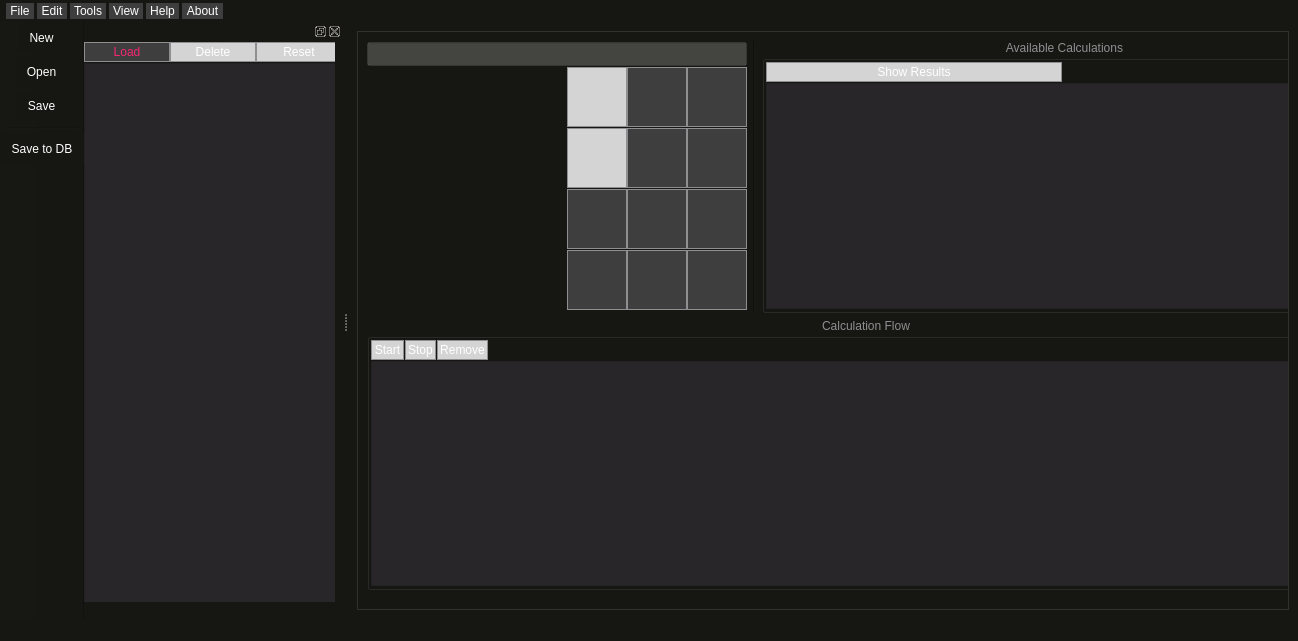
Above: Views/uiMainWindow.ui from samuelvp360/SVP360CalculationController before the change. Below: the same form after it.
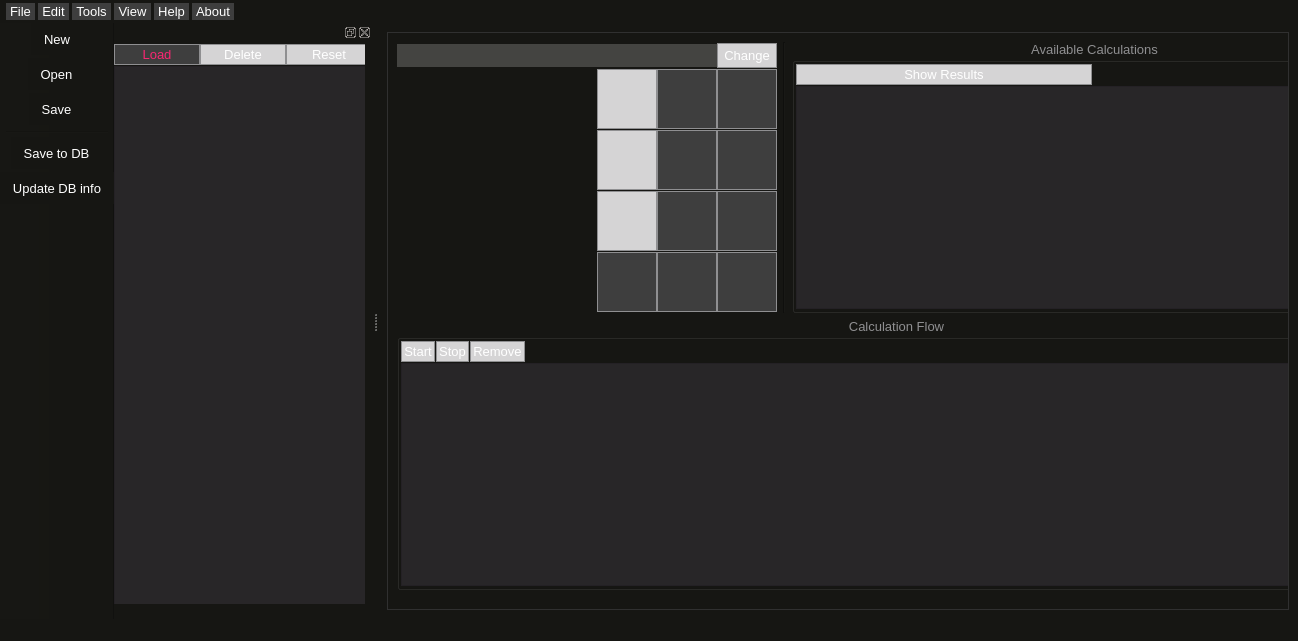
That is the form after the change.

Commit message: Spectrus Manager implemented. Some reorganization

```diff
--- a/Views/uiMainWindow.ui
+++ b/Views/uiMainWindow.ui
@@ -16,12 +16,6 @@
     <height>0</height>
    </size>
   </property>
-  <property name="font">
-   <font>
-    <family>Cascadia Code PL</family>
-    <pointsize>12</pointsize>
-   </font>
-  </property>
   <property name="cursor">
    <cursorShape>ArrowCursor</cursorShape>
   </property>
@@ -43,6 +37,9 @@
 /*QWidget */
 QWidget {
 	background-color: #161613;
+	background-color: #161613;
+	font-family: &quot;Cascadia Code PL&quot;;
+	font-size: 13px;
 }
 
 /*QMenu*/
@@ -159,6 +156,7 @@
  /*QLineEdit */
 QLineEdit {
 	background-color: rgba(255, 255, 255, 50);
+	border-radius: 0px;
 	padding: 3px;
 	color: #ffffff;
 }
@@ -217,8 +215,7 @@
      <widget class="QScrollArea" name="scrollArea">
       <property name="font">
        <font>
-        <family>Cascadia Code</family>
-        <pointsize>10</pointsize>
+        <family>Cascadia Code PL</family>
        </font>
       </property>
       <property name="widgetResizable">
@@ -239,64 +236,45 @@
           <property name="spacing">
            <number>0</number>
           </property>
+          <item row="4" column="2">
+           <widget class="QPushButton" name="pushButton_3">
+            <property name="sizePolicy">
+             <sizepolicy hsizetype="Fixed" vsizetype="Fixed">
+              <horstretch>0</horstretch>
+              <verstretch>0</verstretch>
+             </sizepolicy>
+            </property>
+            <property name="minimumSize">
+             <size>
+              <width>60</width>
+              <height>60</height>
+             </size>
+            </property>
+            <property name="text">
+             <string/>
+            </property>
+           </widget>
+          </item>
+          <item row="4" column="3">
+           <widget class="QPushButton" name="pushButton_9">
+            <property name="sizePolicy">
+             <sizepolicy hsizetype="Fixed" vsizetype="Fixed">
+              <horstretch>0</horstretch>
+              <verstretch>0</verstretch>
+             </sizepolicy>
+            </property>
+            <property name="minimumSize">
+             <size>
+              <width>60</width>
+              <height>60</height>
+             </size>
+            </property>
+            <property name="text">
+             <string/>
+            </property>
+           </widget>
+          </item>
           <item row="2" column="2">
-           <widget class="QPushButton" name="pushButton_7">
-            <property name="sizePolicy">
-             <sizepolicy hsizetype="Fixed" vsizetype="Fixed">
-              <horstretch>0</horstretch>
-              <verstretch>0</verstretch>
-             </sizepolicy>
-            </property>
-            <property name="minimumSize">
-             <size>
-              <width>60</width>
-              <height>60</height>
-             </size>
-            </property>
-            <property name="text">
-             <string/>
-            </property>
-           </widget>
-          </item>
-          <item row="2" column="3">
-           <widget class="QPushButton" name="pushButton_11">
-            <property name="sizePolicy">
-             <sizepolicy hsizetype="Fixed" vsizetype="Fixed">
-              <horstretch>0</horstretch>
-              <verstretch>0</verstretch>
-             </sizepolicy>
-            </property>
-            <property name="minimumSize">
-             <size>
-              <width>60</width>
-              <height>60</height>
-             </size>
-            </property>
-            <property name="text">
-             <string/>
-            </property>
-           </widget>
-          </item>
-          <item row="3" column="1">
-           <widget class="QPushButton" name="uiIRManager">
-            <property name="sizePolicy">
-             <sizepolicy hsizetype="Fixed" vsizetype="Fixed">
-              <horstretch>0</horstretch>
-              <verstretch>0</verstretch>
-             </sizepolicy>
-            </property>
-            <property name="minimumSize">
-             <size>
-              <width>60</width>
-              <height>60</height>
-             </size>
-            </property>
-            <property name="text">
-             <string/>
-            </property>
-           </widget>
-          </item>
-          <item row="1" column="2">
            <widget class="QPushButton" name="pushButton_6">
             <property name="sizePolicy">
              <sizepolicy hsizetype="Fixed" vsizetype="Fixed">
@@ -315,11 +293,8 @@
             </property>
            </widget>
           </item>
-          <item row="2" column="1">
-           <widget class="QPushButton" name="uiDisplayAvailableCalcButton">
-            <property name="enabled">
-             <bool>false</bool>
-            </property>
+          <item row="2" column="3">
+           <widget class="QPushButton" name="pushButton_10">
             <property name="sizePolicy">
              <sizepolicy hsizetype="Fixed" vsizetype="Fixed">
               <horstretch>0</horstretch>
@@ -338,13 +313,10 @@
             <property name="text">
              <string/>
             </property>
-            <property name="checkable">
-             <bool>true</bool>
-            </property>
            </widget>
           </item>
-          <item row="3" column="2">
-           <widget class="QPushButton" name="pushButton_3">
+          <item row="5" column="3">
+           <widget class="QPushButton" name="pushButton_8">
             <property name="sizePolicy">
              <sizepolicy hsizetype="Fixed" vsizetype="Fixed">
               <horstretch>0</horstretch>
@@ -362,32 +334,7 @@
             </property>
            </widget>
           </item>
-          <item row="1" column="1">
-           <widget class="QPushButton" name="uiSubmitCalcButton">
-            <property name="enabled">
-             <bool>false</bool>
-            </property>
-            <property name="sizePolicy">
-             <sizepolicy hsizetype="Fixed" vsizetype="Fixed">
-              <horstretch>0</horstretch>
-              <verstretch>0</verstretch>
-             </sizepolicy>
-            </property>
-            <property name="minimumSize">
-             <size>
-              <width>60</width>
-              <height>60</height>
-             </size>
-            </property>
-            <property name="toolTip">
-             <string>Submit Calculation</string>
-            </property>
-            <property name="text">
-             <string/>
-            </property>
-           </widget>
-          </item>
-          <item row="1" column="0" rowspan="4">
+          <item row="2" column="0" rowspan="4">
            <widget class="QLabel" name="ui2DImage">
             <property name="enabled">
              <bool>false</bool>
@@ -421,8 +368,8 @@
             </property>
            </widget>
           </item>
-          <item row="3" column="3">
-           <widget class="QPushButton" name="pushButton_9">
+          <item row="5" column="1">
+           <widget class="QPushButton" name="pushButton_4">
             <property name="sizePolicy">
              <sizepolicy hsizetype="Fixed" vsizetype="Fixed">
               <horstretch>0</horstretch>
@@ -438,9 +385,15 @@
             <property name="text">
              <string/>
             </property>
+            <property name="iconSize">
+             <size>
+              <width>50</width>
+              <height>50</height>
+             </size>
+            </property>
            </widget>
           </item>
-          <item row="4" column="2">
+          <item row="5" column="2">
            <widget class="QPushButton" name="pushButton_5">
             <property name="sizePolicy">
              <sizepolicy hsizetype="Fixed" vsizetype="Fixed">
@@ -459,8 +412,39 @@
             </property>
            </widget>
           </item>
-          <item row="4" column="3">
-           <widget class="QPushButton" name="pushButton_8">
+          <item row="2" column="1">
+           <widget class="QPushButton" name="uiSubmitCalcButton">
+            <property name="enabled">
+             <bool>false</bool>
+            </property>
+            <property name="sizePolicy">
+             <sizepolicy hsizetype="Fixed" vsizetype="Fixed">
+              <horstretch>0</horstretch>
+              <verstretch>0</verstretch>
+             </sizepolicy>
+            </property>
+            <property name="minimumSize">
+             <size>
+              <width>60</width>
+              <height>60</height>
+             </size>
+            </property>
+            <property name="toolTip">
+             <string>Submit Calculation</string>
+            </property>
+            <property name="text">
+             <string/>
+            </property>
+            <property name="iconSize">
+             <size>
+              <width>50</width>
+              <height>50</height>
+             </size>
+            </property>
+           </widget>
+          </item>
+          <item row="3" column="2">
+           <widget class="QPushButton" name="pushButton_7">
             <property name="sizePolicy">
              <sizepolicy hsizetype="Fixed" vsizetype="Fixed">
               <horstretch>0</horstretch>
@@ -479,7 +463,10 @@
            </widget>
           </item>
           <item row="4" column="1">
-           <widget class="QPushButton" name="pushButton_4">
+           <widget class="QPushButton" name="uiSpectraManagerButton">
+            <property name="enabled">
+             <bool>false</bool>
+            </property>
             <property name="sizePolicy">
              <sizepolicy hsizetype="Fixed" vsizetype="Fixed">
               <horstretch>0</horstretch>
@@ -495,9 +482,68 @@
             <property name="text">
              <string/>
             </property>
+            <property name="iconSize">
+             <size>
+              <width>50</width>
+              <height>50</height>
+             </size>
+            </property>
            </widget>
           </item>
-          <item row="0" column="0" colspan="4">
+          <item row="3" column="3">
+           <widget class="QPushButton" name="pushButton_11">
+            <property name="sizePolicy">
+             <sizepolicy hsizetype="Fixed" vsizetype="Fixed">
+              <horstretch>0</horstretch>
+              <verstretch>0</verstretch>
+             </sizepolicy>
+            </property>
+            <property name="minimumSize">
+             <size>
+              <width>60</width>
+              <height>60</height>
+             </size>
+            </property>
+            <property name="text">
+             <string/>
+            </property>
+           </widget>
+          </item>
+          <item row="3" column="1">
+           <widget class="QPushButton" name="uiDisplayAvailableCalcButton">
+            <property name="enabled">
+             <bool>false</bool>
+            </property>
+            <property name="sizePolicy">
+             <sizepolicy hsizetype="Fixed" vsizetype="Fixed">
+              <horstretch>0</horstretch>
+              <verstretch>0</verstretch>
+             </sizepolicy>
+            </property>
+            <property name="minimumSize">
+             <size>
+              <width>60</width>
+              <height>60</height>
+             </size>
+            </property>
+            <property name="toolTip">
+             <string>Display Available Calculations</string>
+            </property>
+            <property name="text">
+             <string/>
+            </property>
+            <property name="iconSize">
+             <size>
+              <width>50</width>
+              <height>50</height>
+             </size>
+            </property>
+            <property name="checkable">
+             <bool>true</bool>
+            </property>
+           </widget>
+          </item>
+          <item row="0" column="0" colspan="3">
            <widget class="QLineEdit" name="uiName">
             <property name="enabled">
              <bool>false</bool>
@@ -525,22 +571,19 @@
             </property>
            </widget>
           </item>
-          <item row="1" column="3">
-           <widget class="QPushButton" name="pushButton_10">
-            <property name="sizePolicy">
-             <sizepolicy hsizetype="Fixed" vsizetype="Fixed">
-              <horstretch>0</horstretch>
-              <verstretch>0</verstretch>
-             </sizepolicy>
+          <item row="0" column="3">
+           <widget class="QPushButton" name="uiChangeNameButton">
+            <property name="enabled">
+             <bool>false</bool>
             </property>
             <property name="minimumSize">
              <size>
-              <width>60</width>
-              <height>60</height>
+              <width>0</width>
+              <height>25</height>
              </size>
             </property>
             <property name="text">
-             <string/>
+             <string>Change</string>
             </property>
            </widget>
           </item>
@@ -581,8 +624,7 @@
             <widget class="QTableView" name="uiCalculationFlowTable">
              <property name="font">
               <font>
-               <family>Cascadia Code</family>
-               <pointsize>11</pointsize>
+               <family>Cascadia Code PL</family>
                <weight>50</weight>
                <italic>false</italic>
                <bold>false</bold>
@@ -686,8 +728,7 @@
             <widget class="QTableView" name="uiAvailableCalcsTableView">
              <property name="font">
               <font>
-               <family>Cascadia Code</family>
-               <pointsize>11</pointsize>
+               <family>Cascadia Code PL</family>
                <weight>50</weight>
                <italic>false</italic>
                <bold>false</bold>
@@ -793,6 +834,7 @@
    <addaction name="uiSave"/>
    <addaction name="separator"/>
    <addaction name="uiSaveToDB"/>
+   <addaction name="uiUpdateDB"/>
   </widget>
   <widget class="QDockWidget" name="uiMoleculesDock">
    <property name="sizePolicy">
@@ -895,8 +937,7 @@
          </property>
          <property name="font">
           <font>
-           <family>Cascadia Code</family>
-           <pointsize>11</pointsize>
+           <family>Cascadia Code PL</family>
           </font>
          </property>
          <property name="cursor" stdset="0">
@@ -1027,6 +1068,14 @@
     <string>Available Calculations</string>
    </property>
   </action>
+  <action name="uiUpdateDB">
+   <property name="text">
+    <string>Update DB info</string>
+   </property>
+   <property name="shortcut">
+    <string>Ctrl+U</string>
+   </property>
+  </action>
  </widget>
  <resources>
   <include location="resources.qrc"/>
```
Left out of the diff: 3 changed lines with no effect on the pictures. The commit also changes 10 other files.
